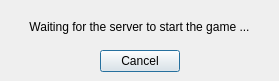
Qt form src/gui/qt/waitforservertostartgamedialog.ui (pokerth/pokerth) before a commit.
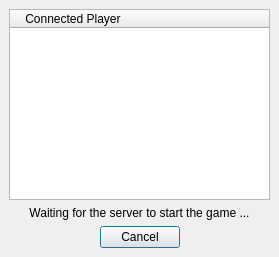
The same form after that commit.

Commit message: new connected player list in waitforservertostartgame

Patch:
```diff
--- a/src/gui/qt/waitforservertostartgamedialog.ui
+++ b/src/gui/qt/waitforservertostartgamedialog.ui
@@ -6,7 +6,7 @@
     <x>0</x>
     <y>0</y>
     <width>279</width>
-    <height>81</height>
+    <height>257</height>
    </rect>
   </property>
   <property name="windowTitle" >
@@ -19,46 +19,16 @@
    <property name="spacing" >
     <number>6</number>
    </property>
-   <item row="1" column="2" >
-    <spacer>
-     <property name="orientation" >
-      <enum>Qt::Horizontal</enum>
-     </property>
-     <property name="sizeHint" >
-      <size>
-       <width>40</width>
-       <height>20</height>
-      </size>
-     </property>
-    </spacer>
-   </item>
-   <item row="1" column="0" >
-    <spacer>
-     <property name="orientation" >
-      <enum>Qt::Horizontal</enum>
-     </property>
-     <property name="sizeHint" >
-      <size>
-       <width>40</width>
-       <height>20</height>
-      </size>
-     </property>
-    </spacer>
-   </item>
-   <item row="1" column="1" >
-    <widget class="QPushButton" name="pushButton_cancel" >
-     <property name="maximumSize" >
-      <size>
-       <width>100</width>
-       <height>16777215</height>
-      </size>
-     </property>
-     <property name="text" >
-      <string>Cancel</string>
-     </property>
-    </widget>
-   </item>
    <item row="0" column="0" colspan="3" >
+    <widget class="QTreeWidget" name="treeWidget" >
+     <column>
+      <property name="text" >
+       <string>    Connected Player    </string>
+      </property>
+     </column>
+    </widget>
+   </item>
+   <item row="1" column="0" colspan="3" >
     <widget class="QLabel" name="label" >
      <property name="text" >
       <string>Waiting for the server to start the game ...</string>
@@ -68,6 +38,45 @@
      </property>
     </widget>
    </item>
+   <item row="2" column="1" >
+    <widget class="QPushButton" name="pushButton_cancel" >
+     <property name="maximumSize" >
+      <size>
+       <width>100</width>
+       <height>16777215</height>
+      </size>
+     </property>
+     <property name="text" >
+      <string>Cancel</string>
+     </property>
+    </widget>
+   </item>
+   <item row="2" column="0" >
+    <spacer>
+     <property name="orientation" >
+      <enum>Qt::Horizontal</enum>
+     </property>
+     <property name="sizeHint" >
+      <size>
+       <width>40</width>
+       <height>20</height>
+      </size>
+     </property>
+    </spacer>
+   </item>
+   <item row="2" column="2" >
+    <spacer>
+     <property name="orientation" >
+      <enum>Qt::Horizontal</enum>
+     </property>
+     <property name="sizeHint" >
+      <size>
+       <width>40</width>
+       <height>20</height>
+      </size>
+     </property>
+    </spacer>
+   </item>
   </layout>
  </widget>
  <resources/>
```
The commit also changes 6 other files.
